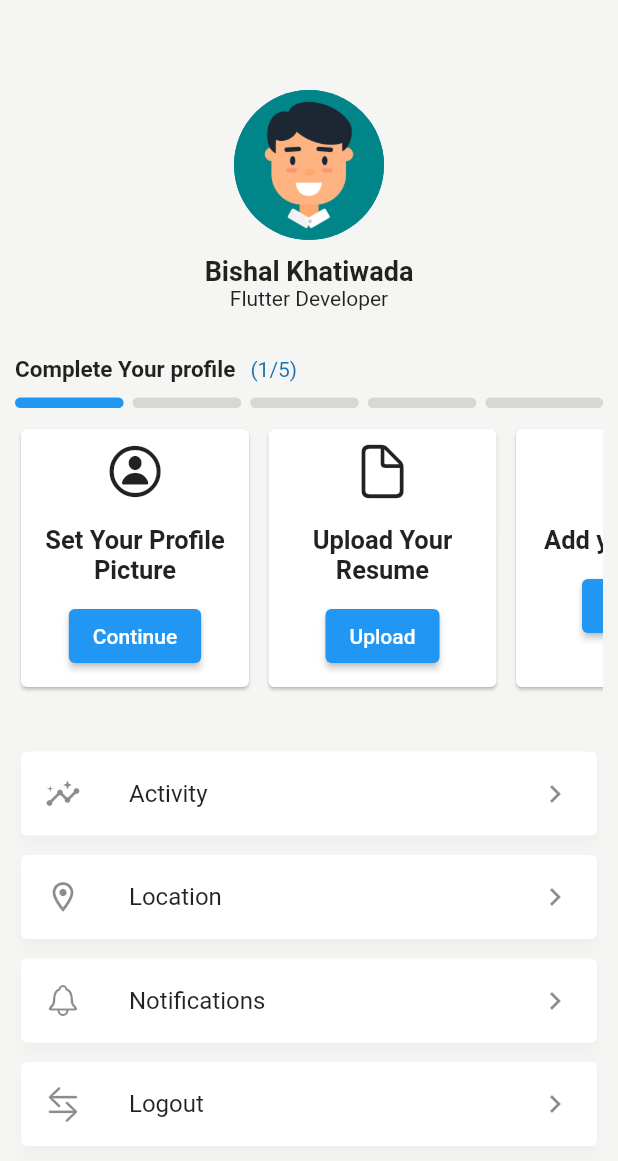
After one commit to bishalkhatiwada01/foodie, a Flutter app: the ProfilePage screen opened by its route, on a phone screen of 412 x 824 dp. The commit adds this screen. Shown: the top 1161 px of the screen. Run offline on Flutter 3.47's test engine with Material 2 defaults, Android fonts, the phone set to English and light mode, and no system bars; our stand-ins replace flutter_rating_bar, sizer; missing offline and left inert: clippy_flutter.

Commit message:
profile page

```diff
--- /dev/null
+++ b/lib/Pages/ProfilePage.dart
@@ -0,0 +1,198 @@
+import 'package:flutter/cupertino.dart';
+import 'package:flutter/material.dart';
+import 'package:foodie/Widgets/AppBarWidget.dart';
+import 'package:sizer/sizer.dart';
+
+class ProfilePage extends StatelessWidget {
+  const ProfilePage({super.key});
+
+  @override
+  Widget build(BuildContext context) {
+    return Scaffold(
+      body: (ListView(
+        padding: const EdgeInsets.all(10),
+        children: [
+          const Column(
+            children: [
+              SizedBox(
+                height: 50,
+              ),
+              CircleAvatar(
+                radius: 50,
+                backgroundImage: AssetImage('images/avatar.jpg'),
+              ),
+              SizedBox(height: 10),
+              Text(
+                "Bishal Khatiwada",
+                style: TextStyle(fontWeight: FontWeight.bold, fontSize: 18),
+              ),
+              Text("Flutter Developer"),
+              SizedBox(
+                height: 30,
+              ),
+            ],
+          ),
+          const Row(
+            children: [
+              Padding(
+                padding: EdgeInsets.only(right: 10),
+                child: Text(
+                  "Complete Your profile",
+                  style: TextStyle(
+                    fontWeight: FontWeight.bold,
+                    fontSize: 15,
+                  ),
+                ),
+              ),
+              Text(
+                "(1/5)",
+                style: TextStyle(color: Color.fromARGB(255, 31, 118, 180)),
+              ),
+            ],
+          ),
+          const SizedBox(height: 10),
+          Row(
+            children: List.generate(
+              5,
+              (index) {
+                return Expanded(
+                  child: Container(
+                    height: 7,
+                    margin: EdgeInsets.only(right: index == 4 ? 0 : 6),
+                    decoration: BoxDecoration(
+                        borderRadius: BorderRadius.circular(10),
+                        color: index == 0 ? Colors.blue : Colors.black12),
+                  ),
+                );
+              },
+            ),
+          ),
+          const SizedBox(height: 10),
+          SizedBox(
+            height: 180,
+            child: ListView.separated(
+                physics: const BouncingScrollPhysics(),
+                scrollDirection: Axis.horizontal,
+                itemBuilder: (context, index) {
+                  final card = profileCompletionCards[index];
+                  return SizedBox(
+                    width: 160,
+                    child: Card(
+                      child: Column(children: [
+                        Padding(
+                          padding: const EdgeInsets.all(8.0),
+                          child: Icon(
+                            card.icon,
+                            size: 40,
+                          ),
+                        ),
+                        const SizedBox(height: 8),
+                        Text(
+                          card.title,
+                          style: const TextStyle(
+                              fontSize: 17, fontWeight: FontWeight.bold),
+                          textAlign: TextAlign.center,
+                        ),
+                        const SizedBox(height: 10),
+                        ElevatedButton(
+                          onPressed: () {},
+                          child: Text(
+                            card.buttonText,
+                            style: const TextStyle(color: Colors.white),
+                          ),
+                          style: ButtonStyle(
+                            backgroundColor:
+                                MaterialStateProperty.all<Color>(Colors.blue),
+                          ),
+                        )
+                      ]),
+                      shadowColor: Colors.black,
+                    ),
+                  );
+                },
+                separatorBuilder: (context, index) =>
+                    const Padding(padding: EdgeInsets.only(right: 5)),
+                itemCount: profileCompletionCards.length),
+          ),
+          const SizedBox(height: 35),
+          ...List.generate(customListTiles.length,
+
+              // ignore: prefer_const_constructors
+              (index) {
+            final tile = customListTiles[index];
+            return Padding(
+              padding: const EdgeInsets.only(bottom: 5),
+              child: Card(
+                elevation: 4,
+                shadowColor: Colors.black12,
+                child: ListTile(
+                  leading: Icon(tile.icon),
+                  title: Text(tile.title),
+                  trailing: Icon(Icons.chevron_right),
+                ),
+              ),
+            );
+          }),
+        ],
+      )),
+    );
+  }
+}
+
+class ProfileCompletionCard {
+  final String title;
+  final String buttonText;
+  final IconData icon;
+
+  ProfileCompletionCard({
+    required this.title,
+    required this.buttonText,
+    required this.icon,
+  });
+}
+
+List<ProfileCompletionCard> profileCompletionCards = [
+  ProfileCompletionCard(
+    title: "Set Your Profile Picture",
+    icon: CupertinoIcons.person_circle,
+    buttonText: "Continue",
+  ),
+  ProfileCompletionCard(
+    title: "Upload Your Resume",
+    icon: CupertinoIcons.doc,
+    buttonText: "Upload",
+  ),
+  ProfileCompletionCard(
+    title: "Add your Skills",
+    icon: CupertinoIcons.square_list,
+    buttonText: "Add",
+  )
+];
+
+class CustomListTile {
+  final IconData icon;
+  final String title;
+  CustomListTile({
+    required this.icon,
+    required this.title,
+  });
+}
+
+List<CustomListTile> customListTiles = [
+  CustomListTile(
+    icon: Icons.insights,
+    title: "Activity",
+  ),
+  CustomListTile(
+    icon: Icons.location_on_outlined,
+    title: "Location",
+  ),
+  CustomListTile(
+    icon: CupertinoIcons.bell,
+    title: "Notifications",
+  ),
+  CustomListTile(
+    icon: CupertinoIcons.arrow_right_arrow_left,
+    title: "Logout ",
+  )
+];
--- a/lib/Widgets/AppBarWidget.dart
+++ b/lib/Widgets/AppBarWidget.dart
@@ -51,7 +51,9 @@ class AppBarWidget extends StatelessWidget {
             ],
           )),
           InkWell(
-            onTap: () {},
+            onTap: () {
+              Navigator.pushNamed(context, "ProfilePage");
+            },
             child: Container(
               padding: const EdgeInsets.all(8),
               decoration: BoxDecoration(
@@ -65,7 +67,7 @@ class AppBarWidget extends StatelessWidget {
                       offset: const Offset(0, 3)),
                 ],
               ),
-              child: const Icon(Icons.notifications),
+              child: const Icon(CupertinoIcons.person),
             ),
           ),
         ],
--- a/lib/Widgets/DrawerWidget.dart
+++ b/lib/Widgets/DrawerWidget.dart
@@ -85,6 +85,19 @@ class DrawerWidget extends StatelessWidget {
           ),
           ListTile(
             leading: Icon(
+              Icons.notifications_outlined,
+              color: Colors.red,
+            ),
+            title: Text(
+              "Notifications",
+              style: TextStyle(
+                fontSize: 18,
+                fontWeight: FontWeight.bold,
+              ),
+            ),
+          ),
+          ListTile(
+            leading: Icon(
               CupertinoIcons.settings,
               color: Colors.red,
             ),
--- a/lib/main.dart
+++ b/lib/main.dart
@@ -1,5 +1,6 @@
 import 'package:flutter/material.dart';
 import 'package:foodie/Pages/ItemPage2.dart';
+import 'package:foodie/Pages/ProfilePage.dart';
 import 'package:sizer/sizer.dart';
 import 'package:foodie/Pages/CartPage.dart';
 import 'package:foodie/Pages/ItemPage.dart';
@@ -27,6 +28,7 @@ class MyApp extends StatelessWidget {
               "cartPage": (context) => const CartPage(),
               "ItemPage": (context) => const ItemPage(),
               "ItemPage2": (context) => const ItemPage2(),
+              "ProfilePage": (context) => const ProfilePage(),
             },
           );
         },
```
